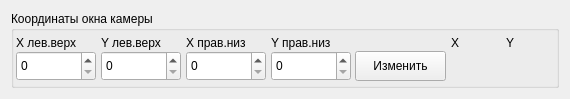
xXRadioHeadXx/start7, file m_cfg/unitWidgets/coordinatewidget.ui: the form before one commit.
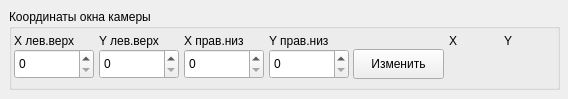
The form after the commit. Custom widgets are drawn as their Qt base class.

```diff
--- a/m_cfg/unitWidgets/coordinatewidget.ui
+++ b/m_cfg/unitWidgets/coordinatewidget.ui
@@ -6,16 +6,22 @@
    <rect>
     <x>0</x>
     <y>0</y>
-    <width>570</width>
+    <width>568</width>
     <height>99</height>
    </rect>
   </property>
   <property name="windowTitle">
    <string>Form</string>
   </property>
-  <layout class="QGridLayout" name="gridLayout">
-   <item row="0" column="0">
     <widget class="QGroupBox" name="groupbox_coordiantes_devline">
+   <property name="geometry">
+    <rect>
+     <x>9</x>
+     <y>9</y>
+     <width>551</width>
+     <height>81</height>
+    </rect>
+   </property>
      <property name="title">
       <string>Координаты окна камеры</string>
      </property>
@@ -309,8 +315,6 @@
       </property>
      </widget>
     </widget>
-   </item>
-  </layout>
  </widget>
  <customwidgets>
   <customwidget>
```
Lines whose indentation alone changed are shown as unchanged.
